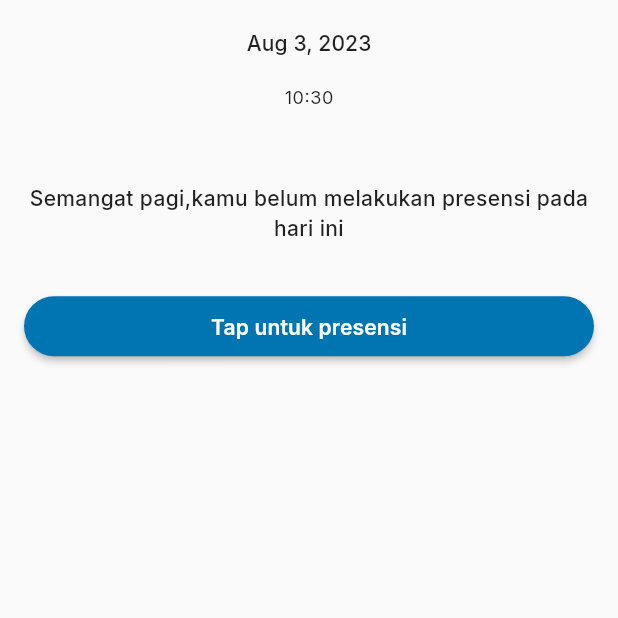
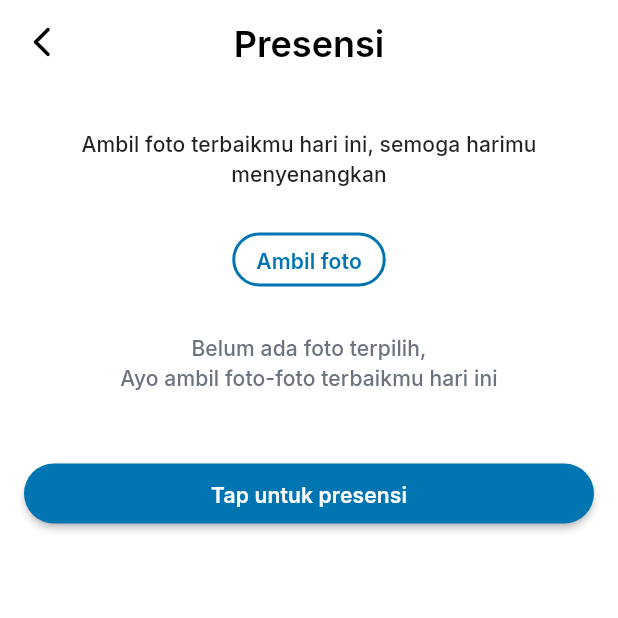
Before and after one commit to Proyek-TI/sbakusara_presence_app, a Flutter app: the UserHomeScreen screen opened by its route, after a tap on "Tap untuk presensi", on a phone screen of 412 x 824 dp, the top half of it. Run offline on Flutter 3.47's test engine with Material 2 defaults, Android fonts, the phone set to English and light mode, and no system bars; our stand-ins replace dio, geolocator, get, google_fonts, google_nav_bar, image_picker and 1 more; missing offline and left inert: app_settings, iconify_flutter; accounts and stored records are empty; statements that could not run were skipped.

```diff
--- /dev/null
+++ b/lib/data/services/location_service.dart
@@ -0,0 +1,65 @@
+import 'package:app_settings/app_settings.dart';
+import 'package:flutter/material.dart';
+import 'package:geolocator/geolocator.dart';
+
+class LocationService {
+  static final LocationService _locationService = LocationService._internal();
+  factory LocationService() {
+    return _locationService;
+  }
+  LocationService._internal();
+
+  Future<bool> _handlerLocationPermission() async {
+    bool serviceEnabled;
+    LocationPermission permission;
+
+    serviceEnabled = await Geolocator.isLocationServiceEnabled();
+    if (!serviceEnabled) {
+      //
+      debugPrint("service is disable");
+      //
+      AppSettings.openAppSettings(type: AppSettingsType.location);
+    }
+
+    permission = await Geolocator.checkPermission();
+
+    if (permission == LocationPermission.denied) {
+      //
+      debugPrint("service was denied");
+      //
+      permission = await Geolocator.requestPermission();
+      if (permission == LocationPermission.denied) {
+        return false;
+      }
+    }
+    if (permission == LocationPermission.deniedForever) {
+      //
+      debugPrint("service denied forever");
+      //
+      await Geolocator.openAppSettings().then((value) async {
+        permission = await Geolocator.requestPermission();
+      });
+
+      if (permission == LocationPermission.denied ||
+          permission == LocationPermission.deniedForever) {
+        return false;
+      }
+    }
+
+    return true;
+  }
+
+  Future<Position?> getUserLocation() async {
+    final hasPermission = await _handlerLocationPermission();
+    if (hasPermission) {
+      try {
+        final position = await Geolocator.getCurrentPosition(
+            desiredAccuracy: LocationAccuracy.high);
+        return position;
+      } catch (e) {
+        debugPrint(e.toString());
+      }
+    }
+    return null;
+  }
+}
--- a/lib/infrastructure/navigation/bindings/controllers/controllers_bindings.dart
+++ b/lib/infrastructure/navigation/bindings/controllers/controllers_bindings.dart
@@ -4,4 +4,5 @@ export 'package:sbakusara_presence_app/infrastructure/navigation/bindings/contro
 export 'package:sbakusara_presence_app/infrastructure/navigation/bindings/controllers/user_dashboard_controller_binding.dart';
 export 'package:sbakusara_presence_app/infrastructure/navigation/bindings/controllers/user_history_controller_binding.dart';
 export 'package:sbakusara_presence_app/infrastructure/navigation/bindings/controllers/user_home_controller_binding.dart';
+export 'package:sbakusara_presence_app/infrastructure/navigation/bindings/controllers/user_presence_controller_binding.dart';
 export 'package:sbakusara_presence_app/infrastructure/navigation/bindings/controllers/user_settings_controller_binding.dart';
--- /dev/null
+++ b/lib/infrastructure/navigation/bindings/controllers/user_presence_controller_binding.dart
@@ -0,0 +1,12 @@
+import 'package:get/get.dart';
+
+import '../../../../presentation/user_presence/controllers/user_presence_controller.dart';
+
+class UserPresenceControllerBinding extends Bindings {
+  @override
+  void dependencies() {
+    Get.lazyPut<UserPresenceController>(
+      () => UserPresenceController(),
+    );
+  }
+}
--- a/lib/infrastructure/navigation/navigation.dart
+++ b/lib/infrastructure/navigation/navigation.dart
@@ -28,7 +28,7 @@ class Nav {
   static List<GetPage> routes = [
     GetPage(
       name: Routes.userHome,
-      page: () =>  UserHomeScreen(),
+      page: () => UserHomeScreen(),
       binding: HomeControllerBinding(),
       transition: Transition.cupertino,
     ),
@@ -68,5 +68,11 @@ class Nav {
       binding: AdminDashboardControllerBinding(),
       transition: Transition.cupertino,
     ),
+    GetPage(
+      name: Routes.userPresence,
+      page: () =>  UserPresenceScreen(),
+      binding: UserPresenceControllerBinding(),
+         transition: Transition.cupertino,
+    ),
   ];
 }
--- a/lib/infrastructure/navigation/routes.dart
+++ b/lib/infrastructure/navigation/routes.dart
@@ -3,11 +3,12 @@ class Routes {
     return splash;
   }
 
+  static const adminDashboard = '/admin-dashboard';
   static const auth = '/auth';
   static const splash = '/splash';
   static const userDashboard = '/user-dashboard';
   static const userHistory = '/user-history';
   static const userHome = '/home';
   static const userSettings = '/user-settings';
-  static const adminDashboard = '/admin-dashboard';
+  static const userPresence = '/user-presence';
 }
--- a/lib/presentation/auth/controllers/auth_controller.dart
+++ b/lib/presentation/auth/controllers/auth_controller.dart
@@ -1,6 +1,6 @@
 import 'package:flutter/material.dart';
 import 'package:get/get.dart';
-import 'package:sbakusara_presence_app/data/services/api_services.dart';
+import 'package:sbakusara_presence_app/data/services/api_service.dart';
 
 class AuthController extends GetxController {
   @override
--- a/lib/presentation/screens.dart
+++ b/lib/presentation/screens.dart
@@ -1,7 +1,8 @@
 export 'package:sbakusara_presence_app/presentation/admin_dashboard/admin_dashboard_screen.dart';
 export 'package:sbakusara_presence_app/presentation/auth/auth_screen.dart';
-export 'package:sbakusara_presence_app/presentation/user_home/user_home_screen.dart';
 export 'package:sbakusara_presence_app/presentation/splash/splash_screen.dart';
 export 'package:sbakusara_presence_app/presentation/user_dashboard/user_dashboard_screen.dart';
 export 'package:sbakusara_presence_app/presentation/user_history/user_history_screen.dart';
+export 'package:sbakusara_presence_app/presentation/user_home/user_home_screen.dart';
+export 'package:sbakusara_presence_app/presentation/user_presence/user_presence_screen.dart';
 export 'package:sbakusara_presence_app/presentation/user_settings/user_settings_screen.dart';
--- a/lib/presentation/user_home/user_home_screen.dart
+++ b/lib/presentation/user_home/user_home_screen.dart
@@ -4,6 +4,7 @@ import 'package:get/get.dart';
 import 'package:intl/intl.dart';
 import 'package:sbakusara_presence_app/domain/core/constants/app_color_styles.dart';
 import 'package:sbakusara_presence_app/domain/core/constants/app_text_styles.dart';
+import 'package:sbakusara_presence_app/infrastructure/navigation/routes.dart';
 
 import 'controllers/user_home_controller.dart';
 
@@ -70,7 +71,9 @@ class UserHomeScreen extends GetView<UserHomeController> {
                   width: Get.width,
                   height: 40,
                   child: ElevatedButton(
-                    onPressed: () async {},
+                    onPressed: () {
+                      Get.toNamed(Routes.userPresence);
+                    },
                     style: ElevatedButton.styleFrom(
                       backgroundColor: AppColorStyle.primary500,
                       shape: RoundedRectangleBorder(
--- /dev/null
+++ b/lib/presentation/user_presence/controllers/user_presence_controller.dart
@@ -0,0 +1,64 @@
+// ignore_for_file: unnecessary_null_comparison
+
+import 'package:get/get.dart';
+import 'package:image_picker/image_picker.dart';
+import 'package:sbakusara_presence_app/data/services/api_service.dart';
+import 'package:sbakusara_presence_app/data/services/location_service.dart';
+
+class UserPresenceController extends GetxController {
+  @override
+  void onInit() async {
+    super.onInit();
+    await getUserLocation();
+  }
+
+  final apiService = ApiServices();
+  final locationService = LocationService();
+
+  double? latitude;
+  double? longitude;
+
+  List<XFile> selectedImages = [];
+  // List<String> selectedImages = [];
+
+  /// pick multiple images from gallery
+  void pickImages() async {
+    final ImagePicker picker = ImagePicker();
+    List<XFile>? pickedImages = await picker.pickMultiImage();
+    if (pickedImages != null && pickedImages.isNotEmpty) {
+      selectedImages.addAll(pickedImages);
+      update();
+    }
+  }
+
+  /// delete selected images
+  void deleteImages(int index) {
+    selectedImages.removeAt(index);
+    update();
+  }
+
+  /// enable gps and get user location
+  Future<void> getUserLocation() async {
+    final location = await locationService.getUserLocation().then(
+      (value) {
+        if (value == null) {
+          update();
+        } else {
+          return value;
+        }
+      },
+    );
+    if (location != null) {
+      latitude = location.latitude;
+      longitude = location.longitude;
+
+      update();
+    }
+  }
+
+  /// create presence
+  Future<void> createPresence() async {
+    await apiService.createPresence(
+        latitude.toString(), longitude.toString(), selectedImages);
+  }
+}
--- /dev/null
+++ b/lib/presentation/user_presence/user_presence_screen.dart
@@ -0,0 +1,193 @@
+import 'dart:io';
+
+import 'package:flutter/material.dart';
+
+import 'package:get/get.dart';
+import 'package:sbakusara_presence_app/domain/core/constants/app_color_styles.dart';
+import 'package:sbakusara_presence_app/domain/core/constants/app_text_styles.dart';
+
+import 'controllers/user_presence_controller.dart';
+
+class UserPresenceScreen extends GetView<UserPresenceController> {
+  UserPresenceScreen({Key? key}) : super(key: key);
+
+  @override
+  final UserPresenceController controller = Get.put(UserPresenceController());
+
+  @override
+  Widget build(BuildContext context) {
+    return Scaffold(
+      backgroundColor: AppColorStyle.bgColormain,
+      appBar: AppBar(
+        elevation: 0,
+        backgroundColor: AppColorStyle.bgColormain,
+        leading: IconButton(
+          onPressed: () {
+            Get.back();
+          },
+          icon: const Icon(
+            Icons.arrow_back_ios_new_rounded,
+            color: AppColorStyle.textColorblack,
+          ),
+        ),
+        centerTitle: true,
+        titleSpacing: 0,
+        title: Text(
+          'Presensi',
+          style: AppTextStyle.appBarTitleStyle.copyWith(
+            color: AppColorStyle.textColorblack,
+          ),
+        ),
+      ),
+      body: Padding(
+        padding: const EdgeInsets.symmetric(
+          horizontal: 16,
+        ),
+        child: Column(
+          mainAxisAlignment: MainAxisAlignment.start,
+          crossAxisAlignment: CrossAxisAlignment.center,
+          children: [
+            const SizedBox(
+              height: 29,
+            ),
+            Text(
+              'Ambil foto terbaikmu hari ini, semoga harimu menyenangkan',
+              style: AppTextStyle.dateTextStyle,
+              textAlign: TextAlign.center,
+            ),
+            const SizedBox(
+              height: 24,
+            ),
+            GetBuilder<UserPresenceController>(
+              builder: (controller) => OutlinedButton(
+                onPressed: () {
+                  if (controller.selectedImages.length >= 3) {
+                    null;
+                  } else {
+                    controller.pickImages();
+                  }
+                },
+                style: ButtonStyle(
+                  side: const MaterialStatePropertyAll(
+                    BorderSide(width: 2, color: AppColorStyle.primary500),
+                  ),
+                  shape: MaterialStatePropertyAll(
+                    RoundedRectangleBorder(
+                      borderRadius: BorderRadius.circular(100),
+                    ),
+                  ),
+                ),
+                child: Text(
+                  'Ambil foto',
+                  style: AppTextStyle.labelTextStyle
+                      .copyWith(color: AppColorStyle.primary500),
+                ),
+              ),
+            ),
+            const SizedBox(
+              height: 24,
+            ),
+            GetBuilder<UserPresenceController>(
+              builder: (controller) {
+                return controller.selectedImages.isEmpty
+                    ? Text(
+                        'Belum ada foto terpilih,\nAyo ambil foto-foto terbaikmu hari ini',
+                        style: AppTextStyle.dateTextStyle
+                            .copyWith(color: AppColorStyle.textColorgrey),
+                        textAlign: TextAlign.center,
+                      )
+                    : SizedBox(
+                        height: 80,
+                        child: ListView.builder(
+                          shrinkWrap: true,
+                          scrollDirection: Axis.horizontal,
+                          itemCount: controller.selectedImages.length,
+                          itemBuilder: (context, index) {
+                            return Container(
+                              margin: const EdgeInsets.only(right: 12),
+                              child: ClipRRect(
+                                borderRadius: BorderRadius.circular(16),
+                                child: Stack(
+                                  children: [
+                                    Image.file(
+                                      File(
+                                        controller.selectedImages[index].path,
+                                      ),
+                                      width: 80,
+                                      height: 80,
+                                      fit: BoxFit.cover,
+                                    ),
+                                    Align(
+                                      alignment: Alignment.topRight,
+                                      child: IconButton(
+                                        padding: const EdgeInsets.only(
+                                            left: 50, bottom: 20),
+                                        onPressed: () {
+                                          controller.deleteImages(index);
+                                        },
+                                        icon: const Icon(
+                                          Icons.delete_forever_sharp,
+                                          color: AppColorStyle.dangerColor500,
+                                        ),
+                                      ),
+                                    ),
+                                  ],
+                                ),
+                              ),
+                            );
+                          },
+                        ),
+                      );
+              },
+            ),
+            const SizedBox(
+              height: 48,
+            ),
+            GetBuilder<UserPresenceController>(
+              builder: (controller) => SizedBox(
+                width: Get.width,
+                height: 40,
+                child: ElevatedButton(
+                  onPressed: () async {
+                    if (controller.selectedImages.length == 3) {
+                      await controller.createPresence();
+                    } else {
+                      null;
+                    }
+                  },
+                  style: ElevatedButton.styleFrom(
+                    backgroundColor: AppColorStyle.primary500,
+                    shape: RoundedRectangleBorder(
+                      borderRadius: BorderRadius.circular(100),
+                    ),
+                  ),
+                  child: Text(
+                    'Tap untuk presensi',
+                    style: AppTextStyle.labelTextStyle,
+                  ),
+                ),
+              ),
+            ),
+            const SizedBox(
+              height: 6,
+            ),
+            GetBuilder<UserPresenceController>(
+              builder: (controller) {
+                return controller.selectedImages.length > 1 &&
+                        controller.selectedImages.length < 3
+                    ? Text(
+                        'Tambah foto lagi untuk bisa melakukan presensi',
+                        style: AppTextStyle.helperinfoStyle.copyWith(
+                          color: AppColorStyle.dangerColor500,
+                        ),
+                        textAlign: TextAlign.center,
+                      )
+                    : const SizedBox.shrink();
+              },
+            ),
+          ],
+        ),
+      ),
+    );
+  }
+}
--- a/pubspec.yaml
+++ b/pubspec.yaml
@@ -18,6 +18,10 @@ dependencies:
   iconify_flutter: ^0.0.5
   google_nav_bar: ^5.0.6
   intl: ^0.18.1
+  image_picker: ^1.0.1
+  geolocator: ^9.0.2
+  permission_handler: ^10.4.3
+  app_settings: ^5.0.0
 
 dev_dependencies:
   flutter_lints: ^2.0.0
```
Also changed, not shown: lib/data/services/api_service.dart (renamed from lib/data/services/api_services.dart, +44 -1 lines), lib/domain/core/constants/app_constants.dart (+9 -4 lines), pubspec.lock, 6 other files.
